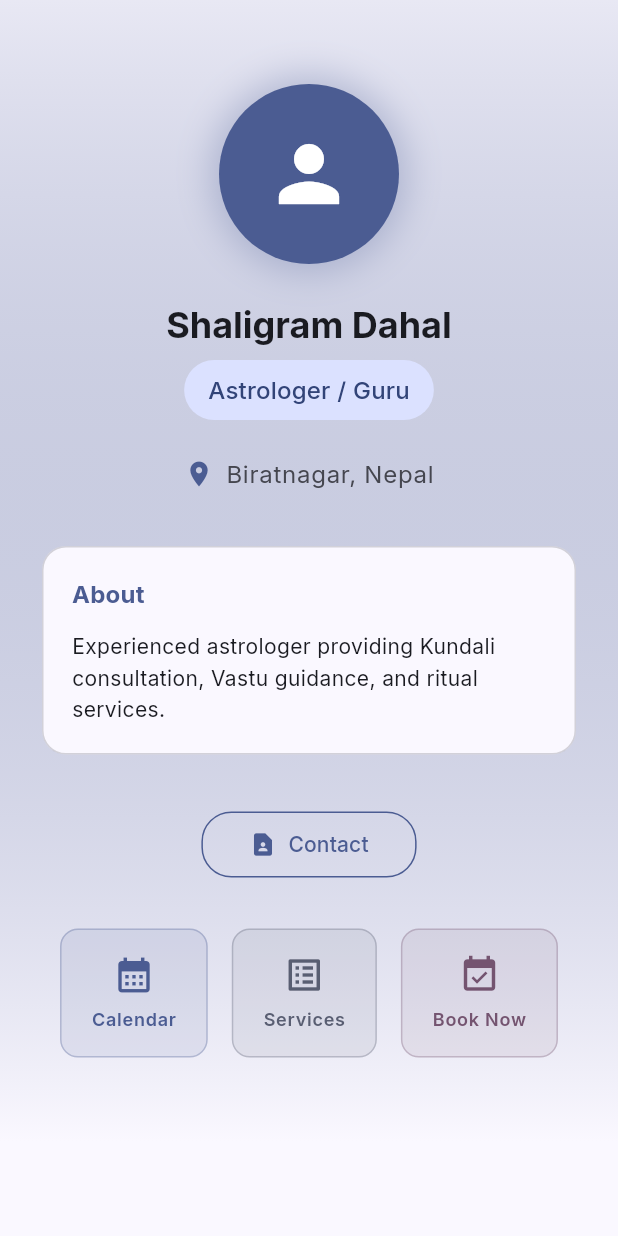
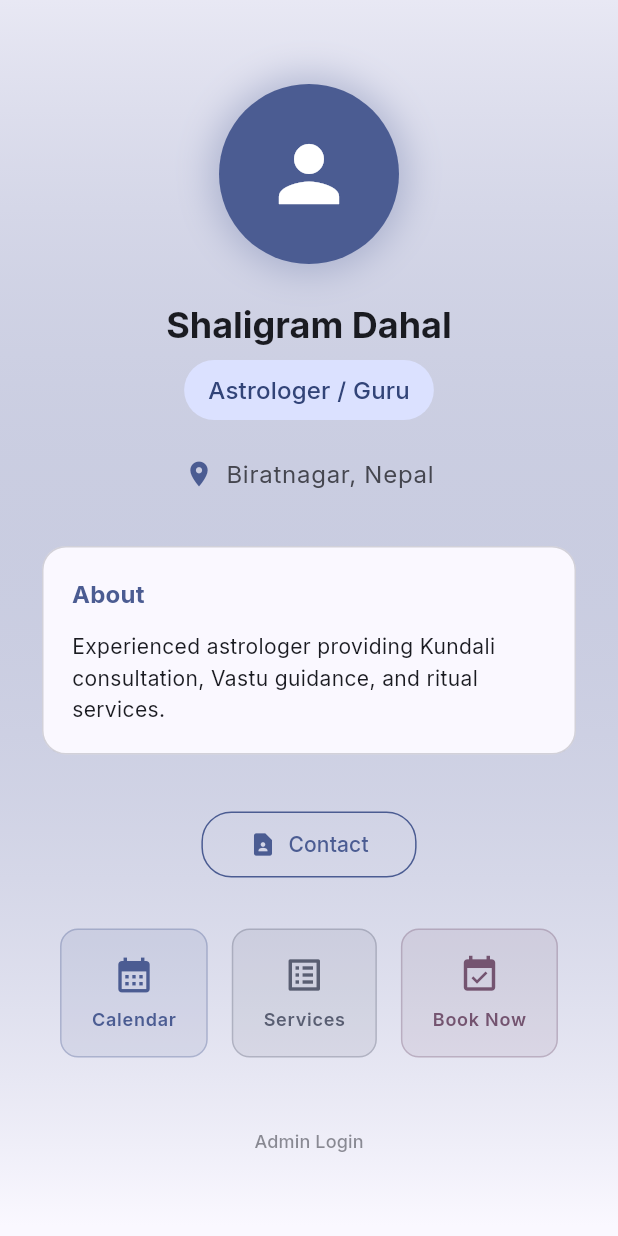
Before and after one commit to chasseuragace/astrologers_portfoilo_booking, a Flutter app: the screen it shows after launch, on a phone screen of 412 x 824 dp. Run offline on Flutter 3.47's test engine with Material 3 defaults, Android fonts, the phone set to English and light mode, and no system bars; our stand-ins replace google_fonts, google_maps_flutter, lucide_icons; missing offline and left inert: dart:html, smart_business_card.

Commit message:
Add admin login link to home page

```diff
--- a/lib/screens/home_screen.dart
+++ b/lib/screens/home_screen.dart
@@ -203,6 +203,21 @@ class HomeScreen extends StatelessWidget {
                 ),
 
                 const SizedBox(height: 32),
+
+                // Admin Access (small link at bottom)
+                TextButton(
+                  onPressed: () {
+                    Navigator.pushNamed(context, '/admin-login');
+                  },
+                  child: Text(
+                    'Admin Login',
+                    style: TextStyle(
+                      color: scheme.onSurfaceVariant.withOpacity(0.6),
+                      fontSize: 12,
+                    ),
+                  ),
+                ),
+                const SizedBox(height: 8),
               ],
             ),
           ),
```
